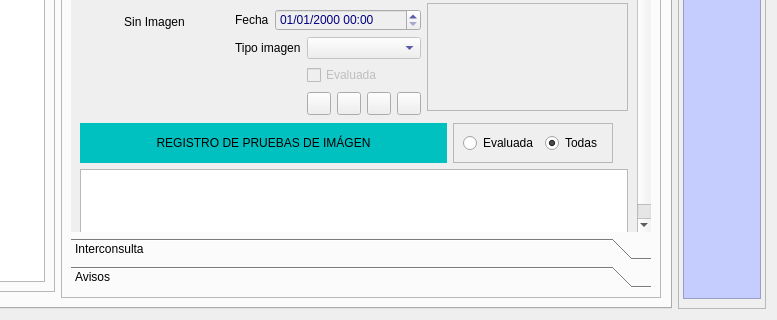
Before: the Qt Designer form frmfichapaciente.ui in arcnexus/RedFoX, drawn with Qt 5; both pictures show x 523 to 1300 and y 328 to 648 of the 1300 by 648 pixel window.
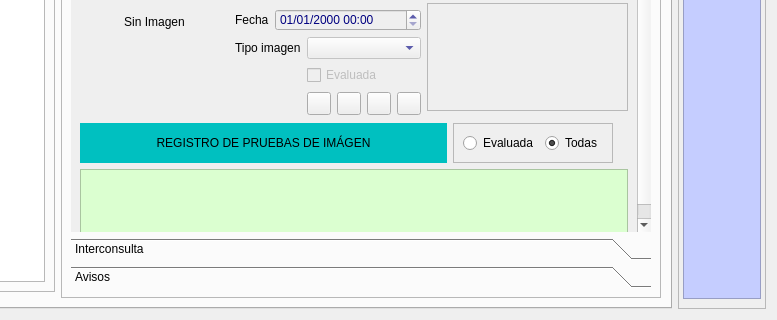
After: the same form once the commit is applied. Icons and pictures are not drawn.

Patch:
```diff
--- a/frmfichapaciente.ui
+++ b/frmfichapaciente.ui
@@ -2446,8 +2446,8 @@
               <rect>
                <x>0</x>
                <y>0</y>
-               <width>569</width>
-               <height>338</height>
+               <width>576</width>
+               <height>334</height>
               </rect>
              </property>
              <attribute name="label">
@@ -2607,7 +2607,20 @@
                </widget>
               </item>
               <item row="10" column="0" colspan="10">
-               <widget class="QTableWidget" name="listaImagenes"/>
+               <widget class="QTableWidget" name="listaImagenes">
+                <property name="styleSheet">
+                 <string notr="true">selection-background-color: rgb(37, 129, 4);
+border-color: rgb(212, 255, 230);
+alternate-background-color: rgb(113, 255, 153);
+background-color: rgb(219, 255, 208);</string>
+                </property>
+                <property name="alternatingRowColors">
+                 <bool>true</bool>
+                </property>
+                <property name="selectionBehavior">
+                 <enum>QAbstractItemView::SelectRows</enum>
+                </property>
+               </widget>
               </item>
               <item row="4" column="1">
                <widget class="QLabel" name="label_52">
```
Left out of the diff: 40 changed lines with no effect on the pictures.
